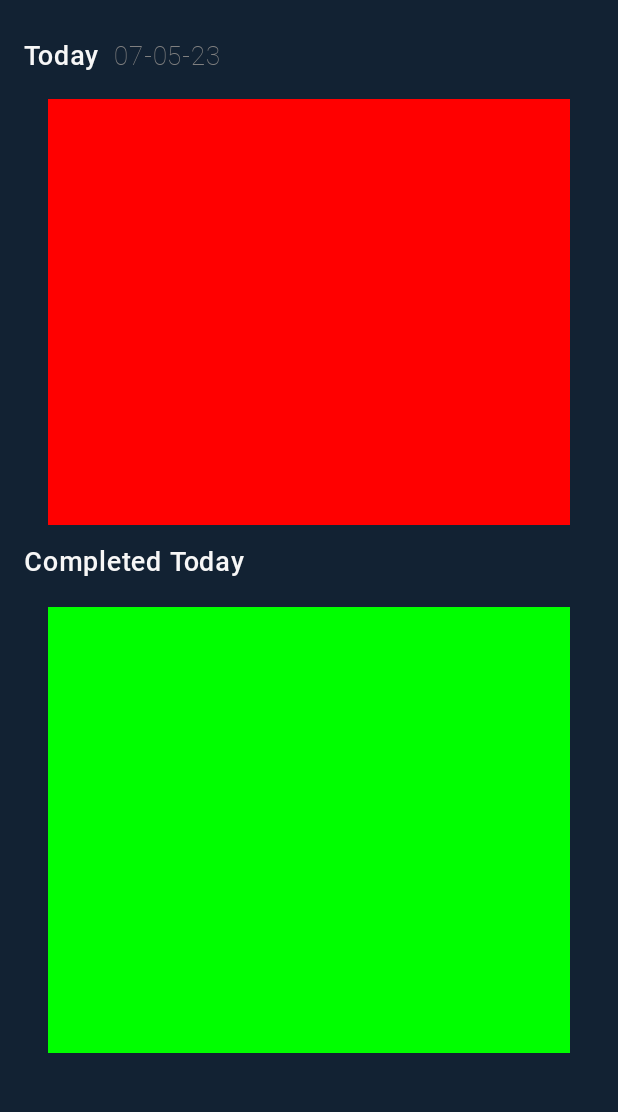
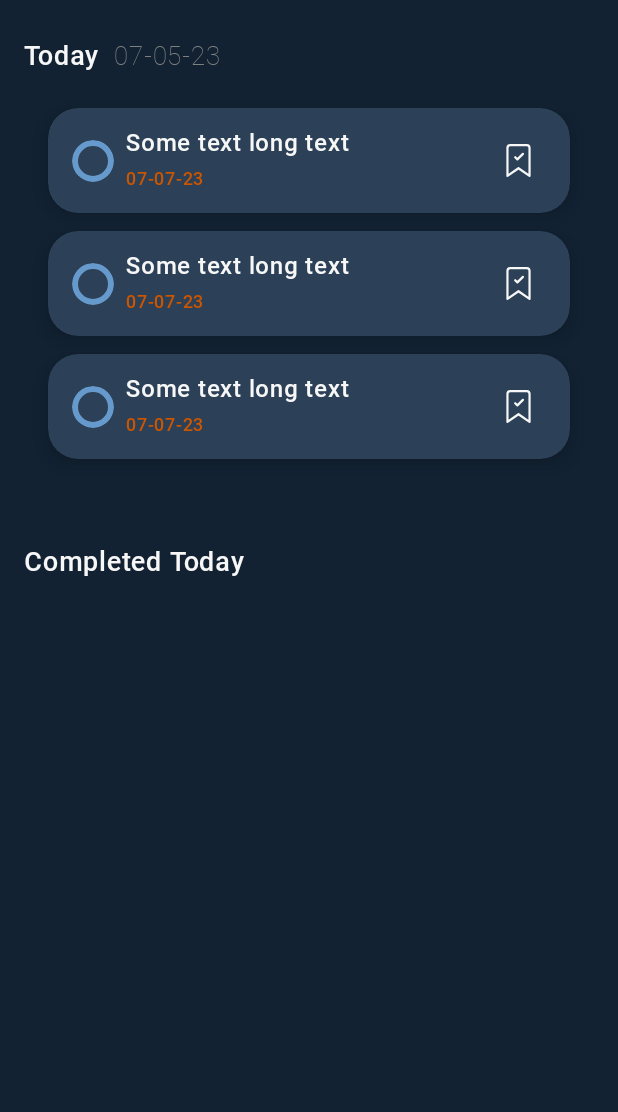
Before and after one commit to BRBXGIT/TodoApp, an Android app built with Jetpack Compose: the MainScreen screen opened through its navigation route, on a phone screen of 412 x 824 dp, the part 72-1184 px from its top. Run offline under Robolectric (Android 15) with nearby library versions, the phone set to English and light mode, and no system bars; our stand-ins replace Dagger/Hilt's generated code, Firebase (no records; nobody signed in at launch, a user with empty details on screens opened directly), accompanist; pictures from the network do not load.

Commit message:
create todo item function, need to add complited todo item function and provide some logic to them

```diff
--- a/app/src/main/java/com/example/besttodolist/MainActivity.kt
+++ b/app/src/main/java/com/example/besttodolist/MainActivity.kt
@@ -20,7 +20,6 @@ import com.example.besttodolist.presentation.sign_in.GoogleAuthUiClient
 import com.example.besttodolist.presentation.sign_in.SignInScreen
 import com.example.besttodolist.presentation.sign_in.SignInViewModel
 import com.example.besttodolist.ui.theme.BestTodoListTheme
-import com.google.accompanist.systemuicontroller.rememberSystemUiController
 import com.google.android.gms.auth.api.identity.Identity
 import dagger.hilt.android.AndroidEntryPoint
 import kotlinx.coroutines.launch
@@ -69,7 +68,7 @@ class MainActivity : ComponentActivity() {
                             if(state.isSignInSuccessful) {
                                 Toast.makeText(
                                     applicationContext,
-                                    "Success",
+                                    "Sign in",
                                     Toast.LENGTH_LONG
                                 ).show()
 
@@ -100,7 +99,7 @@ class MainActivity : ComponentActivity() {
                                     googleAuthUiClient.signOut()
                                     Toast.makeText(
                                         applicationContext,
-                                        "Quit",
+                                        "Sign out",
                                         Toast.LENGTH_LONG
                                     ).show()
 
--- a/app/src/main/java/com/example/besttodolist/presentation/main_screen/MainScreen.kt
+++ b/app/src/main/java/com/example/besttodolist/presentation/main_screen/MainScreen.kt
@@ -1,6 +1,7 @@
 package com.example.besttodolist.presentation.main_screen
 
 import androidx.compose.foundation.background
+import androidx.compose.foundation.clickable
 import androidx.compose.foundation.layout.Arrangement
 import androidx.compose.foundation.layout.Box
 import androidx.compose.foundation.layout.Column
@@ -12,12 +13,14 @@ import androidx.compose.foundation.layout.fillMaxWidth
 import androidx.compose.foundation.layout.height
 import androidx.compose.foundation.layout.padding
 import androidx.compose.foundation.layout.size
+import androidx.compose.foundation.lazy.LazyColumn
 import androidx.compose.foundation.shape.CircleShape
-import androidx.compose.material3.Button
+import androidx.compose.foundation.shape.RoundedCornerShape
 import androidx.compose.material3.Text
 import androidx.compose.runtime.Composable
 import androidx.compose.ui.Alignment
 import androidx.compose.ui.Modifier
+import androidx.compose.ui.draw.alpha
 import androidx.compose.ui.draw.clip
 import androidx.compose.ui.graphics.Color
 import androidx.compose.ui.layout.ContentScale
@@ -25,9 +28,7 @@ import androidx.compose.ui.text.SpanStyle
 import androidx.compose.ui.text.buildAnnotatedString
 import androidx.compose.ui.text.font.Font
 import androidx.compose.ui.text.font.FontFamily
-import androidx.compose.ui.text.font.FontStyle
 import androidx.compose.ui.text.font.FontWeight
-import androidx.compose.ui.text.style.TextAlign
 import androidx.compose.ui.text.withStyle
 import androidx.compose.ui.unit.dp
 import androidx.compose.ui.unit.sp
@@ -71,7 +72,10 @@ fun MainScreen(
                     contentDescription = "Profile picture",
                     modifier = Modifier
                         .size(32.dp)
-                        .clip(CircleShape),
+                        .clip(CircleShape)
+                        .clickable {
+                            onSignOut()
+                        },
                     contentScale = ContentScale.Crop
                 )
             }
@@ -100,14 +104,15 @@ fun MainScreen(
 
         Spacer(modifier = Modifier.height(10.dp))
 
-        Box(
+        LazyColumn(
             modifier = Modifier
                 .fillMaxHeight(0.4f)
                 .fillMaxWidth()
                 .padding(start = 32.dp, end = 32.dp)
-                .background(Color.Red)
         ) {
-
+            items(3) {
+                TodoItem()
+            }
         }
 
         Spacer(modifier = Modifier.height(10.dp))
@@ -133,7 +138,6 @@ fun MainScreen(
                 .fillMaxWidth()
                 .fillMaxHeight(0.8f)
                 .padding(start = 32.dp, end = 32.dp)
-                .background(Color.Green)
         ) {
 
         }
--- a/app/src/main/java/com/example/besttodolist/presentation/main_screen/TodoItem.kt
+++ b/app/src/main/java/com/example/besttodolist/presentation/main_screen/TodoItem.kt
@@ -1,13 +1,95 @@
 package com.example.besttodolist.presentation.main_screen
 
+import androidx.compose.foundation.background
+import androidx.compose.foundation.border
+import androidx.compose.foundation.layout.Arrangement
+import androidx.compose.foundation.layout.Box
+import androidx.compose.foundation.layout.Column
+import androidx.compose.foundation.layout.Row
+import androidx.compose.foundation.layout.Spacer
+import androidx.compose.foundation.layout.fillMaxHeight
+import androidx.compose.foundation.layout.fillMaxSize
+import androidx.compose.foundation.layout.fillMaxWidth
+import androidx.compose.foundation.layout.height
+import androidx.compose.foundation.layout.padding
+import androidx.compose.foundation.layout.size
+import androidx.compose.foundation.layout.width
+import androidx.compose.foundation.shape.CircleShape
+import androidx.compose.foundation.shape.RoundedCornerShape
+import androidx.compose.material3.Icon
+import androidx.compose.material3.Text
 import androidx.compose.runtime.Composable
+import androidx.compose.ui.Alignment
+import androidx.compose.ui.Modifier
+import androidx.compose.ui.draw.clip
+import androidx.compose.ui.draw.shadow
+import androidx.compose.ui.graphics.Color
+import androidx.compose.ui.res.painterResource
+import androidx.compose.ui.text.style.TextAlign
+import androidx.compose.ui.unit.dp
+import androidx.compose.ui.unit.sp
+import com.example.besttodolist.R
 
 @Composable
-fun TodoItem(
-    todoTitle: String,
-    todoIsCompleted: Boolean,
-    todoIsInBookmark: Boolean,
-    todoDate: String
-) {
+fun TodoItem() {
 
+    Spacer(modifier = Modifier.height(6.dp))
+
+    Row(
+        modifier = Modifier
+            .fillMaxWidth()
+            .height(70.dp)
+            .shadow(elevation = 8.dp, shape = RoundedCornerShape(20.dp))
+            .clip(RoundedCornerShape(20.dp))
+            .background(Color(0xff2C4157))
+    ) {
+        Row(
+            modifier = Modifier
+                .fillMaxWidth(0.8f)
+                .fillMaxHeight()
+                .padding(start = 16.dp),
+            horizontalArrangement = Arrangement.spacedBy(8.dp),
+            verticalAlignment = Alignment.CenterVertically
+        ) {
+            Box(
+                modifier = Modifier
+                    .width(28.dp)
+                    .height(28.dp)
+                    .clip(CircleShape)
+                    .border(width = 4.dp, shape = CircleShape, color = Color(0xff6699CC))
+            )
+
+            Column(
+                verticalArrangement = Arrangement.Center,
+                horizontalAlignment = Alignment.Start
+            ) {
+                Text(
+                    text = "Some text long text",
+                    fontSize = 16.sp,
+                    color = Color(0xfff7f7f7)
+                )
+                Text(
+                    text = "07-07-23",
+                    fontSize = 12.sp,
+                    color = Color(0xffCC5500)
+                )
+            }
+        }
+
+        Box(
+            modifier = Modifier
+                .fillMaxSize(),
+            contentAlignment = Alignment.Center
+        ) {
+            Icon(
+                painter = painterResource(id = R.drawable.ic_bookmark),
+                contentDescription = "Bookmark icon",
+                tint = Color(0xfff7f7f7),
+                modifier = Modifier
+                    .size(35.dp)
+            )
+        }
+    }
+
+    Spacer(modifier = Modifier.height(6.dp))
 }
--- /dev/null
+++ b/app/src/main/res/drawable/ic_bookmark.xml
@@ -0,0 +1,7 @@
+<vector android:height="24dp" android:viewportHeight="24"
+    android:viewportWidth="24" android:width="24dp" xmlns:android="http://schemas.android.com/apk/res/android">
+    <path android:fillColor="#00000000"
+        android:pathData="M10.5,10.5L11.5,11.5L14,9M8.25,5H15.75C16.44,5 17,5.588 17,6.313V19L12,15.5L7,19V6.313C7,5.588 7.56,5 8.25,5Z"
+        android:strokeColor="#464455" android:strokeLineCap="round"
+        android:strokeLineJoin="round" android:strokeWidth="1"/>
+</vector>
```
